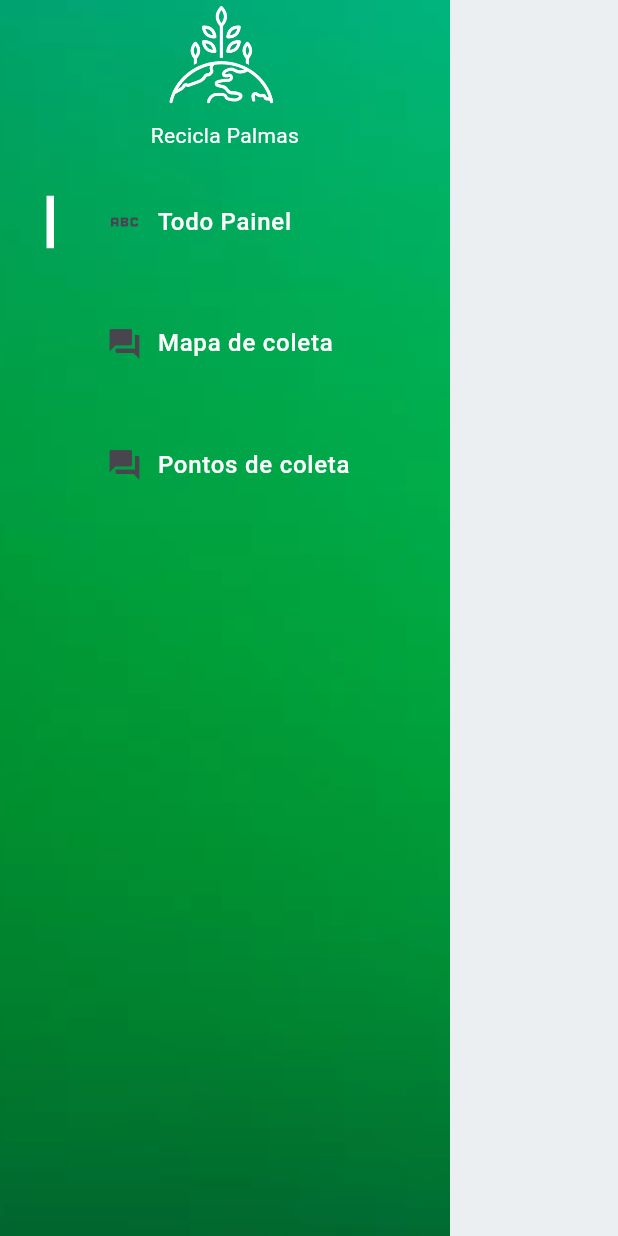
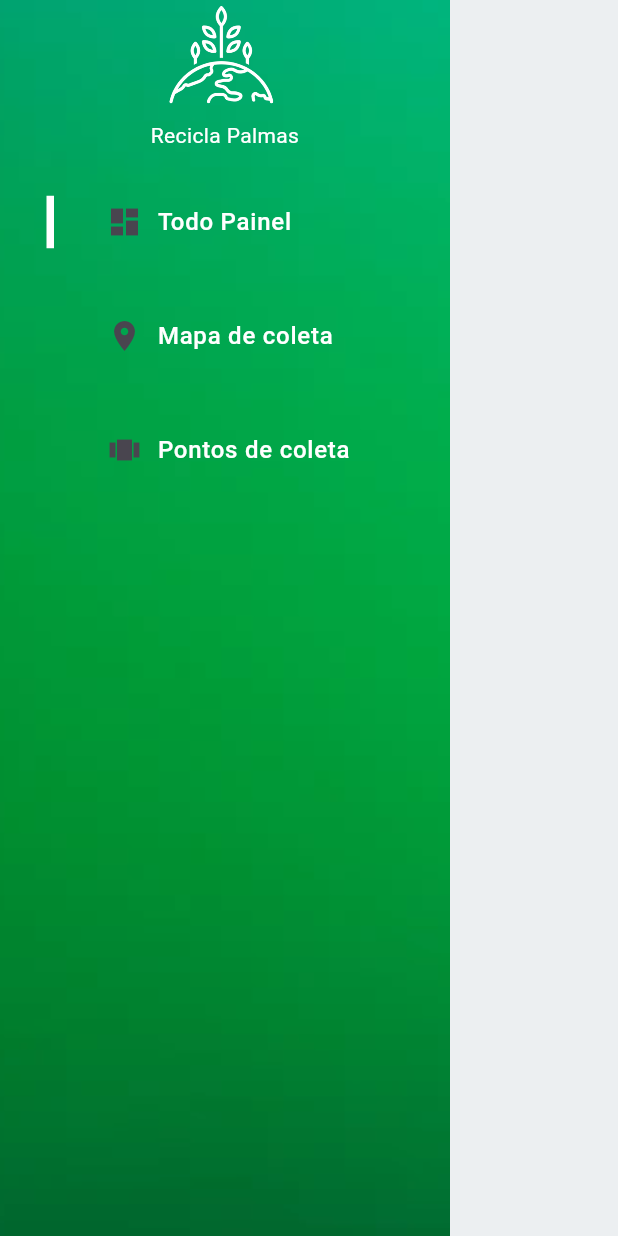
Before and after one commit to Brenokardoso/Recicla-Palmas, a Flutter app: the screen it shows after launch, on a phone screen of 412 x 824 dp. Run offline on Flutter 3.47's test engine with Material 3 defaults, Android fonts, the light colour scheme and no system bars; our stand-ins replace flutter_svg, font_awesome_flutter, supabase_flutter, table_calendar; missing offline and left inert: flutter_osm_plugin, pointer_interceptor, validatorless; accounts and stored records are empty; project files that could hold a hidden picture were left out.

Commit message:
itens do drawer prontos

```diff
--- a/lib/app/core/widgets/drawer_itens.dart
+++ b/lib/app/core/widgets/drawer_itens.dart
@@ -70,3 +70,33 @@ Widget logoHeaderDrawer = Column(
     const SizedBox(height: 20),
   ],
 );
+
+List<Widget> listDrawerItens({required ValueNotifier indexPage}) => [
+      logoHeaderDrawer,
+      customDrawerItem(
+          icon: Icons.dashboard,
+          title: "Todo Painel",
+          valueNotifier: indexPage,
+          compareValue: 0,
+          func: () {
+            indexPage.value = 0;
+          }),
+      const SizedBox(height: 20),
+      customDrawerItem(
+          title: "Mapa de coleta",
+          icon: Icons.location_on,
+          valueNotifier: indexPage,
+          compareValue: 1,
+          func: () {
+            indexPage.value = 1;
+          }),
+      const SizedBox(height: 20),
+      customDrawerItem(
+          title: "Pontos de coleta",
+          icon: Icons.view_carousel,
+          valueNotifier: indexPage,
+          compareValue: 2,
+          func: () {
+            indexPage.value = 2;
+          }),
+    ];
--- a/lib/app/modules/home/home_page.dart
+++ b/lib/app/modules/home/home_page.dart
@@ -46,38 +46,7 @@ class _HomePage extends State<HomePage> {
         children: [
           customDrawer(
             context: context,
-            drawerItens: [
-              logoHeaderDrawer,
-              customDrawerItem(
-                  icon: Icons.abc,
-                  title: "Todo Painel",
-                  valueNotifier: indexPage,
-                  compareValue: 0,
-                  func: () {
-                    indexPage.value = 0;
-                    print('Retorno da função');
-                  }),
-              spaceDrawerItem,
-              customDrawerItem(
-                  title: "Mapa de coleta",
-                  icon: Icons.question_answer,
-                  valueNotifier: indexPage,
-                  compareValue: 1,
-                  func: () {
-                    indexPage.value = 1;
-                    print('Retorno da função 2 ');
-                  }),
-              spaceDrawerItem,
-              customDrawerItem(
-                  title: "Pontos de coleta",
-                  icon: Icons.question_answer,
-                  valueNotifier: indexPage,
-                  compareValue: 2,
-                  func: () {
-                    indexPage.value = 2;
-                    print('Retorno da função 3 ');
-                  }),
-            ],
+            drawerItens: listDrawerItens(indexPage: indexPage),
           ),
           ValueListenableBuilder(
             valueListenable: indexPage,
```
